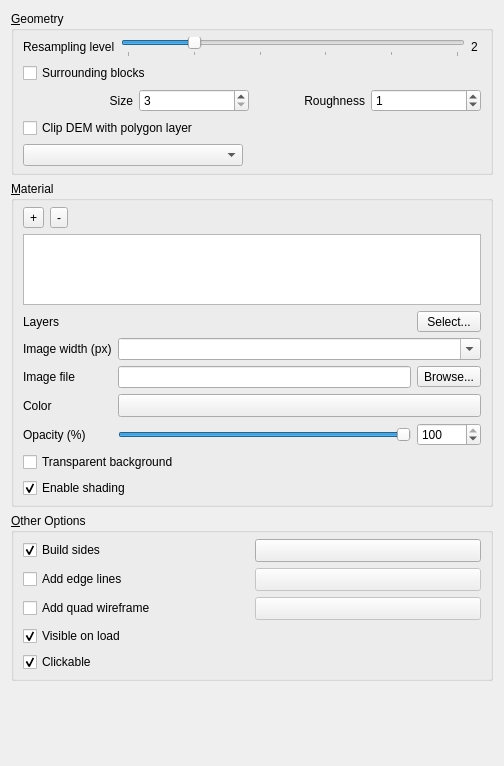
The window that ui/demproperties.ui (minorua/Qgis2threejs) describes before a commit, drawn with Qt 5.
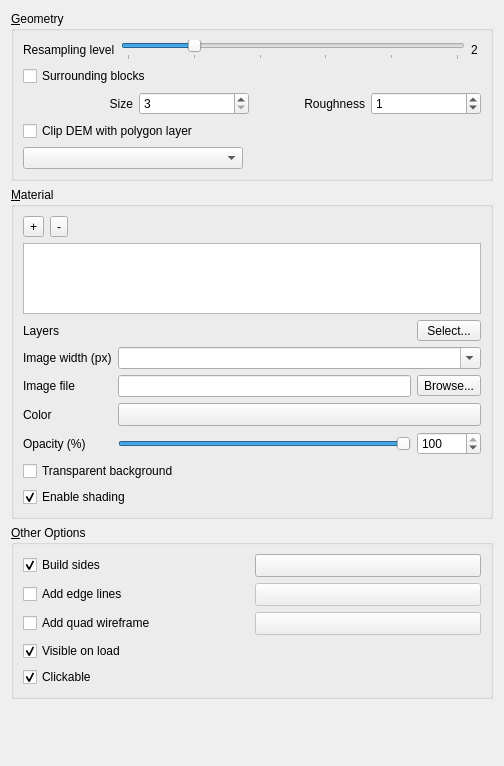
The same window after the commit. Custom widgets are drawn as their Qt base class.

```diff
--- a/ui/demproperties.ui
+++ b/ui/demproperties.ui
@@ -20,12 +20,6 @@
       <string>&amp;Geometry</string>
      </property>
      <layout class="QVBoxLayout" name="verticalLayout_6">
-      <property name="topMargin">
-       <number>6</number>
-      </property>
-      <property name="bottomMargin">
-       <number>6</number>
-      </property>
       <item>
        <layout class="QHBoxLayout" name="horizontalLayout_Resampling">
         <item>
@@ -190,12 +184,6 @@
       <string>&amp;Material</string>
      </property>
      <layout class="QVBoxLayout" name="verticalLayout_4">
-      <property name="topMargin">
-       <number>6</number>
-      </property>
-      <property name="bottomMargin">
-       <number>6</number>
-      </property>
       <item>
        <layout class="QGridLayout" name="gridLayout_MtlBtns">
         <item row="0" column="1">
@@ -399,12 +387,6 @@
       <string>&amp;Other Options</string>
      </property>
      <layout class="QGridLayout" name="gridLayout_2">
-      <property name="topMargin">
-       <number>6</number>
-      </property>
-      <property name="bottomMargin">
-       <number>6</number>
-      </property>
       <item row="0" column="1">
        <widget class="QgsColorButton" name="toolButton_SideColor">
         <property name="sizePolicy">
```
